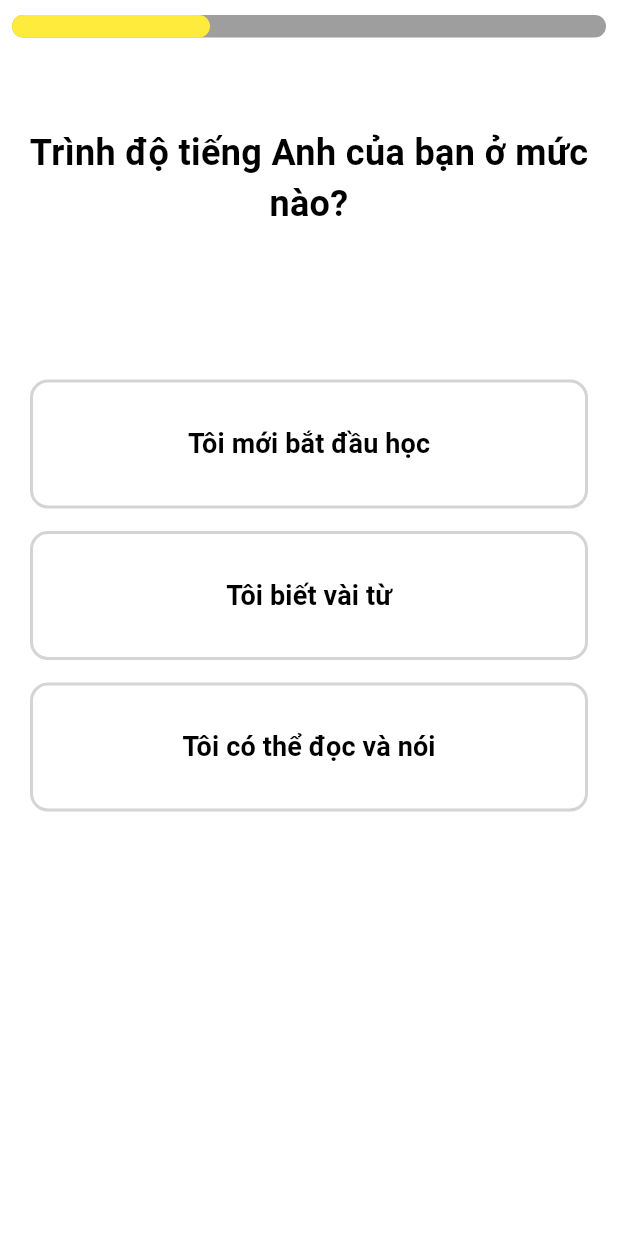
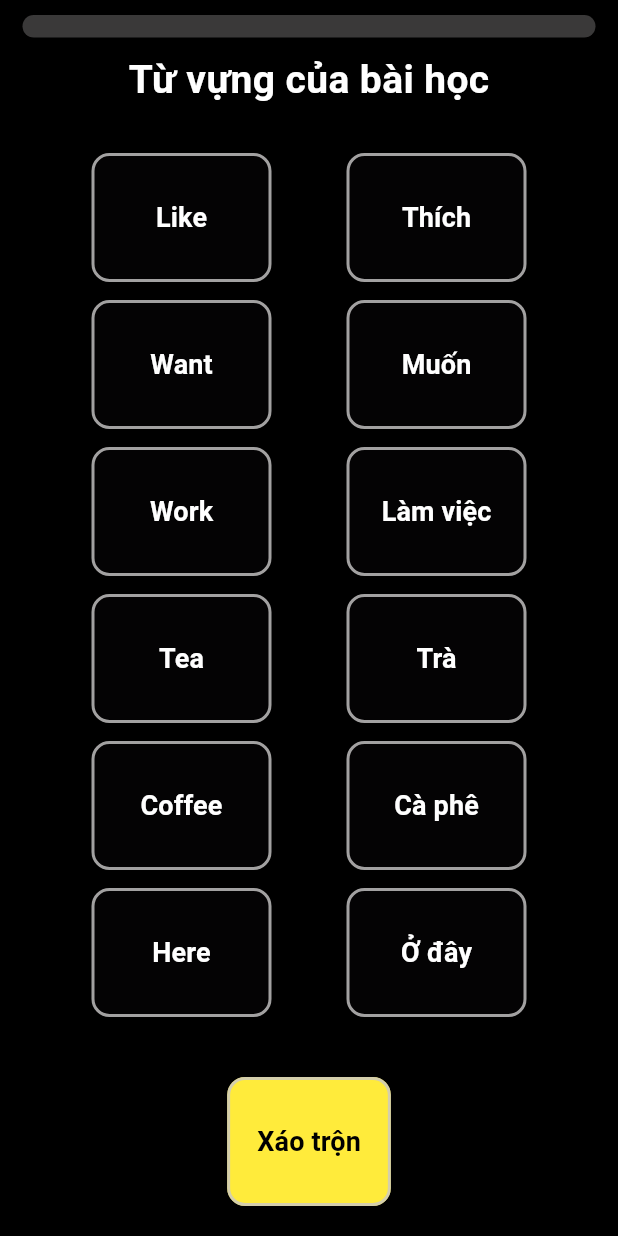
Before and after one commit to thanh2242003/English_App, a Flutter app: the screen it shows after launch, on a phone screen of 412 x 824 dp. Run offline on Flutter 3.47's test engine with Material 3 defaults, Android fonts, the phone set to English and light mode, and no system bars; our stand-ins replace firebase_auth, firebase_core, google_sign_in; accounts and stored records are empty.

Commit message:
vocab_ui

```diff
--- a/lib/core/widgets/my_button.dart
+++ b/lib/core/widgets/my_button.dart
@@ -1,4 +1,3 @@
-import 'package:flutter/cupertino.dart';
 import 'package:flutter/material.dart';
 
 class MyButton extends StatelessWidget {
@@ -8,30 +7,25 @@ class MyButton extends StatelessWidget {
     required this.onTap,
     this.borderColor = const Color(0xCCCAC8C8),
     this.backgroundColor = Colors.white,
-    this.gradient,
     this.iconPath,
+    this.textColor = Colors.black,
+    this.enabled = true,
   });
 
   final String data;
   final void Function() onTap;
   final Color borderColor;
   final Color backgroundColor;
-  final Gradient? gradient;
+  final Color textColor;
   final String? iconPath;
+  final bool enabled;
 
   @override
   Widget build(BuildContext context) {
-    return Container(
-      width: double.infinity,
-      decoration: BoxDecoration(
-        gradient: gradient,
-        color: gradient == null ? backgroundColor : null,
-        borderRadius: BorderRadius.circular(12),
-      ),
-      child: ElevatedButton(
-        onPressed: onTap,
+    return ElevatedButton(
+      onPressed: enabled ? onTap : null,
       style: ElevatedButton.styleFrom(
-          backgroundColor: Colors.transparent,
+        backgroundColor: backgroundColor,
         shadowColor: Colors.transparent,
         padding: EdgeInsets.symmetric(vertical: 30,horizontal: 20),
         shape: RoundedRectangleBorder(
@@ -48,7 +42,7 @@ class MyButton extends StatelessWidget {
                 Text(
                   data,
                   style: TextStyle(
-                      color: Colors.black,
+                    color: textColor,
                     fontWeight: FontWeight.bold,
                     fontSize: 18,
                   ),
@@ -58,10 +52,9 @@ class MyButton extends StatelessWidget {
           : Text(
               data,
               style: TextStyle(
-                  color: Colors.black,
+                color: textColor,
                 fontWeight: FontWeight.bold,
                 fontSize: 18,
-                ),
               ),
             ),
     );
--- /dev/null
+++ b/lib/data/lesson_data.dart
@@ -0,0 +1,23 @@
+// class LessonData {
+//   final String english;
+//   final String vietnamese;
+//
+//   const LessonData(this.english, this.vietnamese);
+// }
+//
+// const words = [
+//   LessonData('Like', 'Thích'),
+//   LessonData('Want', 'Muốn'),
+//   LessonData('Work', 'Làm việc'),
+//   LessonData('Tea', 'Trà'),
+//   LessonData('Coffee', 'Cà phê'),
+//   LessonData('Here', 'Ở đây'),
+// ];
+final Map<String, String> wordMap = {
+  "Like": "Thích",
+  "Want": "Muốn",
+  "Work": "Làm việc",
+  "Tea": "Trà",
+  "Coffee": "Cà phê",
+  "Here": "Ở đây"
+};
--- a/lib/main.dart
+++ b/lib/main.dart
@@ -1,7 +1,9 @@
 import 'package:english_app/presentation/screens/home_screen.dart';
+import 'package:english_app/presentation/screens/lesson_questions_screen.dart';
 import 'package:english_app/presentation/screens/login_screen.dart';
 import 'package:english_app/presentation/screens/onboarding_screen.dart';
 import 'package:english_app/presentation/screens/splash_screen.dart';
+import 'package:english_app/presentation/screens/test_screen.dart';
 import 'package:english_app/presentation/screens/welcome_screen.dart';
 import 'package:firebase_core/firebase_core.dart';
 import 'package:flutter/material.dart';
@@ -28,7 +30,7 @@
           //const SplashScreen(),
           Scaffold(
             body: SafeArea(
-              child: const OnboardingScreen(),
+              child: const TestScreen(),
             ),
           ),
     );
--- a/lib/presentation/screens/home_screen.dart
+++ b/lib/presentation/screens/home_screen.dart
@@ -50,7 +50,7 @@ class HomeScreen extends StatelessWidget {
                             child: LinearProgressIndicator(
                               value: progress,
                               backgroundColor: Colors.black,
-                              color: Colors.green,
+                              valueColor: AlwaysStoppedAnimation<Color>(Colors.green),
                               minHeight: 8,
                               borderRadius: BorderRadius.circular(12),
                             ),
--- a/lib/presentation/screens/onboarding_screen.dart
+++ b/lib/presentation/screens/onboarding_screen.dart
@@ -67,7 +67,10 @@ class _OnboardingScreenState extends State<OnboardingScreen> {
               children: [
                 Container(
                   margin: EdgeInsets.symmetric(horizontal: 20),
+                  child: SizedBox(
+                    width: double.infinity,
                     child: MyButton(data: answer, onTap: answerQuestion),
+                  ),
                 ),
                 SizedBox(height: 15),
               ],
--- a/lib/presentation/screens/register_screen.dart
+++ b/lib/presentation/screens/register_screen.dart
@@ -101,7 +101,9 @@ class _RegisterScreenState extends State<RegisterScreen> {
                   ),
                 ),
               ),
-              MyButton(
+              SizedBox(
+                width: double.infinity,
+                child: MyButton(
                   data: 'ĐĂNG KÝ',
                   borderColor: Colors.blue,
                   onTap: () async {
@@ -152,6 +154,7 @@ class _RegisterScreenState extends State<RegisterScreen> {
                     }
                   },
                 ),
+              ),
               RichText(
                 text: TextSpan(
                   text: 'Bạn đã có tài khoản?',
--- /dev/null
+++ b/lib/presentation/screens/test_screen.dart
@@ -0,0 +1,175 @@
+import 'package:flutter/material.dart';
+import 'package:english_app/core/widgets/my_button.dart';
+import 'package:english_app/data/lesson_data.dart';
+import 'dart:math';
+
+class TestScreen extends StatefulWidget {
+  const TestScreen({super.key});
+
+  @override
+  State<TestScreen> createState() => _TestScreenState();
+}
+
+class _TestScreenState extends State<TestScreen> {
+  late List<String> englishWords;
+  late List<String> vietnameseWords;
+
+  String? selectedEnglish;
+  String? selectedVietnamese;
+  Set<String> matched = {};
+
+  bool shuffled = false;
+
+  @override
+  void initState() {
+    super.initState();
+    englishWords = wordMap.keys.toList();
+    vietnameseWords = wordMap.values.toList();
+  }
+
+  void shuffleVietnamese() {
+    setState(() {
+      vietnameseWords.shuffle(Random());
+      shuffled = true;
+    });
+  }
+
+  void onEnglishTap(String en) {
+    if (matched.contains(en)) return;
+    setState(() {
+      selectedEnglish = en;
+    });
+  }
+
+  void onVietnameseTap(String vn) {
+    if (selectedEnglish == null) return;
+
+    final correctVN = wordMap[selectedEnglish!];
+    if (vn == correctVN) {
+      // đúng
+      setState(() {
+        matched.add(selectedEnglish!);
+        selectedEnglish = null;
+        selectedVietnamese = null;
+      });
+    } else {
+      // sai
+      setState(() {
+        selectedVietnamese = vn;
+      });
+      Future.delayed(const Duration(milliseconds: 500), () {
+        setState(() {
+          selectedVietnamese = null;
+          selectedEnglish = null;
+        });
+      });
+    }
+  }
+
+  bool get allMatched => matched.length == englishWords.length;
+
+  @override
+  Widget build(BuildContext context) {
+    return Scaffold(
+      backgroundColor: Colors.black,
+      body: SafeArea(
+        child: Column(
+          children: [
+            Container(
+              margin: const EdgeInsets.symmetric(horizontal: 15, vertical: 10),
+              child: LinearProgressIndicator(
+                value: matched.length / englishWords.length,
+                backgroundColor: const Color(0xFF3A3939),
+                valueColor: const AlwaysStoppedAnimation<Color>(Colors.yellow),
+                minHeight: 15,
+                borderRadius: BorderRadius.circular(12),
+              ),
+            ),
+            const Text(
+              "Từ vựng của bài học",
+              style: TextStyle(
+                fontSize: 26,
+                fontWeight: FontWeight.bold,
+                color: Colors.white,
+              ),
+            ),
+            const SizedBox(height: 20),
+            Expanded(
+              child: Row(
+                mainAxisAlignment: MainAxisAlignment.center,
+                children: [
+                  // English column
+                  Column(
+                    crossAxisAlignment: CrossAxisAlignment.end,
+                    mainAxisAlignment: MainAxisAlignment.center,
+                    children: englishWords.map((en) {
+                      final isMatched = matched.contains(en);
+                      final isSelected = selectedEnglish == en;
+                      return Container(
+                        margin: const EdgeInsets.symmetric(vertical: 6),
+                        width: 120,
+                        child: MyButton(
+                          data: en,
+                          textColor: isMatched
+                              ? Colors.green
+                              : (isSelected ? Colors.yellow : Colors.white),
+                          backgroundColor: const Color(0xFF3A3939),
+                          enabled: !isMatched && shuffled,
+                          onTap: () => onEnglishTap(en),
+                        ),
+                      );
+                    }).toList(),
+                  ),
+                  const SizedBox(width: 50),
+                  // Vietnamese column
+                  Column(
+                    crossAxisAlignment: CrossAxisAlignment.start,
+                    mainAxisAlignment: MainAxisAlignment.center,
+                    children: vietnameseWords.map((vn) {
+                      final isMatched = matched.any((en) => wordMap[en] == vn);
+                      final isSelected = selectedVietnamese == vn;
+                      return Container(
+                        margin: const EdgeInsets.symmetric(vertical: 6),
+                        width: 120,
+                        child: MyButton(
+                          data: vn,
+                          textColor: isMatched
+                              ? Colors.green
+                              : (isSelected ? Colors.red : Colors.white),
+                          backgroundColor: const Color(0xFF3A3939),
+                          enabled: !isMatched && shuffled,
+                          onTap: () => onVietnameseTap(vn),
+                        ),
+                      );
+                    }).toList(),
+                  ),
+                ],
+              ),
+            ),
+            const SizedBox(height: 30),
+            // Bottom Button
+            MyButton(
+              data: allMatched
+                  ? "Tiếp theo"
+                  : (shuffled ? "Đang chơi" : "Xáo trộn"),
+              textColor: allMatched || shuffled ? Colors.white : Colors.black,
+              backgroundColor: allMatched ? Colors.green : Colors.yellow,
+              enabled: shuffled ? allMatched : true,
+              onTap: () {
+                if (allMatched) {
+                  // TODO: chuyển sang màn tiếp theo
+                  ScaffoldMessenger.of(context).showSnackBar(
+                    const SnackBar(content: Text("Qua màn tiếp theo!")),
+                  );
+                } else {
+                  shuffleVietnamese();
+                }
+              },
+            ),
+            const SizedBox(height: 20),
+          ],
+        ),
+      ),
+    );
+  }
+}
```
Also changed, not shown: lib/presentation/screens/lesson_questions_screen.dart (added, +207 -0 lines), lib/presentation/screens/login_screen.dart (+11 -6 lines), lib/presentation/screens/welcome_screen.dart (+65 -34 lines). Lines whose indentation alone changed are shown as unchanged.
